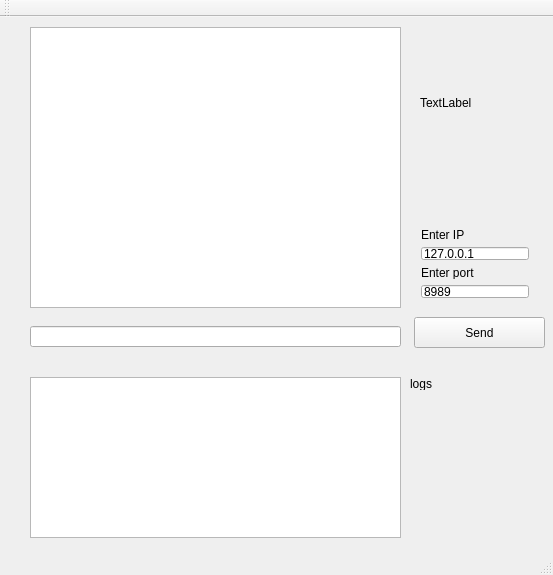
Lv385/Project, file Peer/mainwindow.ui: the form before one commit.
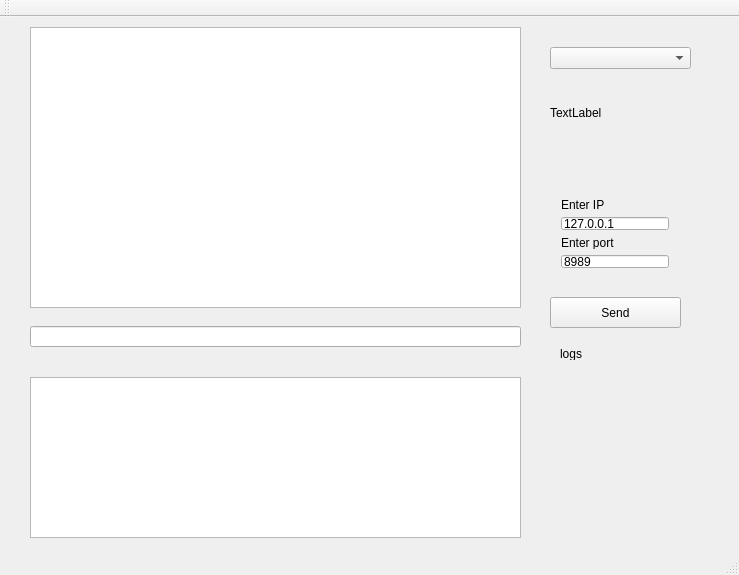
The form after the commit.

Diff of the .ui file:
```diff
--- a/Peer/mainwindow.ui
+++ b/Peer/mainwindow.ui
@@ -6,7 +6,7 @@
    <rect>
     <x>0</x>
     <y>0</y>
-    <width>553</width>
+    <width>739</width>
     <height>575</height>
    </rect>
   </property>
@@ -17,8 +17,8 @@
    <widget class="QPushButton" name="pb_send">
     <property name="geometry">
      <rect>
-      <x>414</x>
-      <y>300</y>
+      <x>550</x>
+      <y>280</y>
       <width>131</width>
       <height>31</height>
      </rect>
@@ -32,7 +32,7 @@
      <rect>
       <x>30</x>
       <y>309</y>
-      <width>371</width>
+      <width>491</width>
       <height>21</height>
      </rect>
     </property>
@@ -42,7 +42,7 @@
      <rect>
       <x>30</x>
       <y>10</y>
-      <width>371</width>
+      <width>491</width>
       <height>281</height>
      </rect>
     </property>
@@ -50,8 +50,8 @@
    <widget class="QLabel" name="l_your_status">
     <property name="geometry">
      <rect>
-      <x>420</x>
-      <y>40</y>
+      <x>550</x>
+      <y>50</y>
       <width>111</width>
       <height>91</height>
      </rect>
@@ -63,8 +63,8 @@
    <widget class="QWidget" name="layoutWidget">
     <property name="geometry">
      <rect>
-      <x>410</x>
-      <y>200</y>
+      <x>550</x>
+      <y>170</y>
       <width>141</width>
       <height>92</height>
      </rect>
@@ -105,7 +105,7 @@
      <rect>
       <x>30</x>
       <y>360</y>
-      <width>371</width>
+      <width>491</width>
       <height>161</height>
      </rect>
     </property>
@@ -113,8 +113,8 @@
    <widget class="QLabel" name="label_logs">
     <property name="geometry">
      <rect>
-      <x>410</x>
-      <y>360</y>
+      <x>560</x>
+      <y>330</y>
       <width>47</width>
       <height>13</height>
      </rect>
@@ -123,6 +123,16 @@
      <string>logs</string>
     </property>
    </widget>
+   <widget class="QComboBox" name="comboBoxFriends">
+    <property name="geometry">
+     <rect>
+      <x>550</x>
+      <y>30</y>
+      <width>141</width>
+      <height>22</height>
+     </rect>
+    </property>
+   </widget>
   </widget>
   <widget class="QMenuBar" name="menuBar">
    <property name="geometry">
```
Left out of the diff: 2 changed lines with no effect on the pictures.
